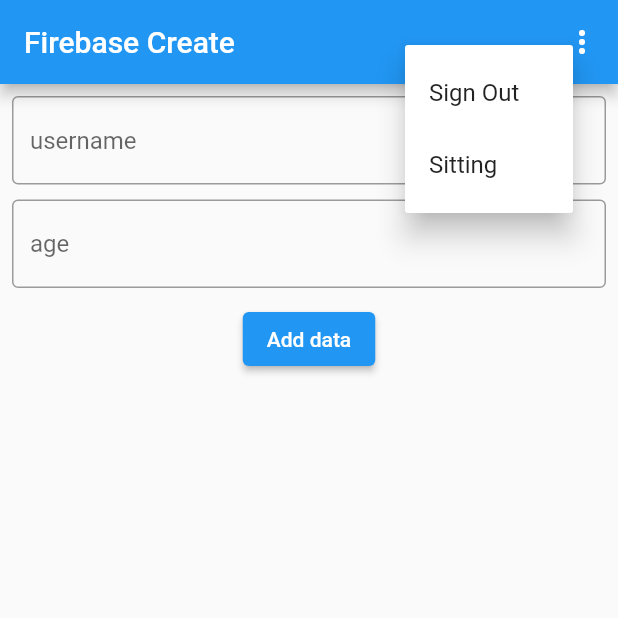
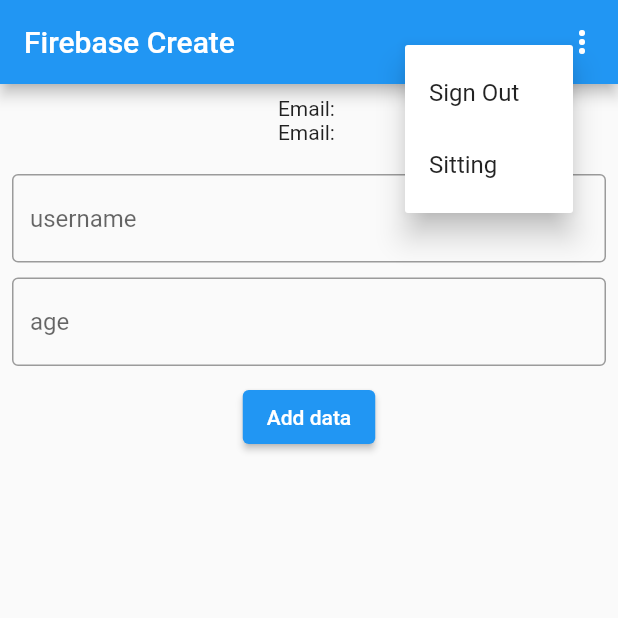
Before and after one commit to MuhammadRahman2/firestore, a Flutter app: the screen it shows once a user with an empty profile is signed in, after a tap on the "more vert" icon, on a phone screen of 412 x 824 dp, the top half of it. Run offline on Flutter 3.47's test engine with Material 2 defaults, Android fonts, the light colour scheme and no system bars; our stand-ins replace cloud_firestore, firebase_auth, firebase_core; accounts and stored records are empty.

Commit message:
firebaseAuth

```diff
--- a/lib/page/home_page.dart
+++ b/lib/page/home_page.dart
@@ -32,11 +32,11 @@
           title: const Text("Firebase Create"),
           actions: [
             IconButton(
-              icon: Icon(Icons.more_vert),
+              icon: const Icon(Icons.more_vert),
               onPressed: () {
                 showMenu(
                   context: context,
-                  position: RelativeRect.fromLTRB(100, 30, 30, 100),
+                  position: const RelativeRect.fromLTRB(100, 30, 30, 100),
                   // position: const RelativeRect.fromLTRB(1000.0, 1000.0, 0.0, 0.0),
                   items: [
                     PopupMenuItem(
@@ -61,6 +61,11 @@
           padding: const EdgeInsets.all(8.0),
           child: Column(
             children: [
+              Text('Email: ${FirebaseAuth.instance.currentUser!.email}'),
+              Text('Email: ${FirebaseAuth.instance.currentUser!.displayName}'),
+              const SizedBox(
+                height: 20,
+              ),
               TextFormField(
                 controller: usernameController,
                 decoration: const InputDecoration(
--- a/lib/page/main_screen.dart
+++ b/lib/page/main_screen.dart
@@ -2,6 +2,8 @@
 import 'package:firestore_crud_with_model/page/sign_in.dart';
 import '../page/home_page.dart';
 import 'package:flutter/material.dart';
+
+import 'authentication_screen.dart';
 
 class MainScreen extends StatelessWidget {
   const MainScreen({super.key});
@@ -19,7 +21,7 @@
         if (snapshot.hasData) {
           return const HomePage();
         } else {
-          return SignInPage();
+          return AuthenticationScreen();
         }
       },
     );
--- a/lib/page/sign_in.dart
+++ b/lib/page/sign_in.dart
@@ -1,9 +1,11 @@
 import 'package:firebase_auth/firebase_auth.dart';
 import 'package:firestore_crud_with_model/page/home_page.dart';
+import 'package:firestore_crud_with_model/page/sign_up.dart';
 import 'package:flutter/material.dart';
 
 class SignInPage extends StatefulWidget {
-  SignInPage({super.key});
+  final VoidCallback? onClick;
+  SignInPage({super.key, this.onClick});
 
   @override
   State<SignInPage> createState() => _SignInPageState();
@@ -56,7 +58,31 @@
                       ? const CircularProgressIndicator(
                           color: Colors.white,
                         )
-                      : const Text('SignIn'))
+                      : const Text('SignIn')),
+              const Spacer(),
+              Container(
+                width: double.infinity,
+                child: Row(
+                  crossAxisAlignment: CrossAxisAlignment.center,
+                  children: [
+                    const Text('if you have no account'),
+                    TextButton(
+                        onPressed: widget.onClick,
+                        // () {
+                        //   Navigator.push(
+                        //     context,
+                        //     MaterialPageRoute(
+                        //       builder: (_) => SignUp(),
+                        //     ),
+                        //   );
+                        // },
+                        child: const Text('Sign UP')),
+                    const SizedBox(
+                      height: 100,
+                    )
+                  ],
+                ),
+              )
             ],
           ),
         ),
@@ -71,12 +97,20 @@
     try {
       await FirebaseAuth.instance
           .signInWithEmailAndPassword(
-              email: emailC.text, password: passwordC.text)
+              email: emailC.text,
+              password: passwordC.text
+              )
           .then((value) {
         setState(() {
           isSinging = false;
         });
       });
+    } on FirebaseAuthException catch (e) {
+      if (e.code == 'user-not-found') {
+        print('No user found for that email.');
+      } else if (e.code == 'wrong-password') {
+        print('Wrong password provided for that user.');
+      }
     } catch (e) {
       print('Some error is :  $e');
     }
```
Also changed, not shown: lib/page/authentication_screen.dart (added, +20 -0 lines), lib/page/sign_up.dart (added, +113 -0 lines).
